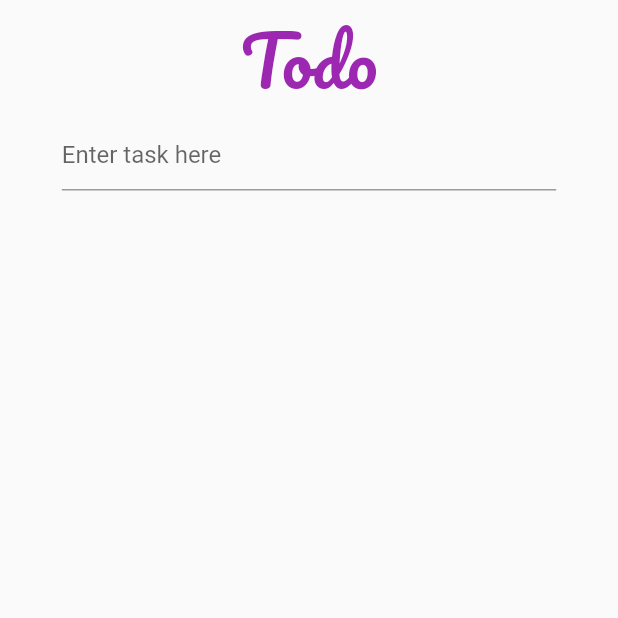
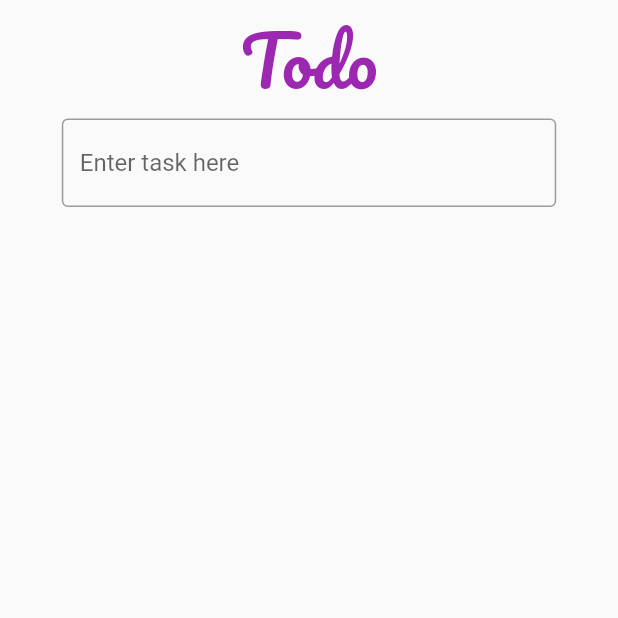
Before and after one commit to rajbahakdanyu/riverpod_cc, a Flutter app: the screen it shows after launch, on a phone screen of 412 x 824 dp, the top half of it. Run offline on Flutter 3.47's test engine with Material 2 defaults, Android fonts, the phone set to English and light mode, and no system bars; our stand-ins replace flutter_riverpod, google_fonts.

Commit message:
Added a textfeild

```diff
--- a/lib/screens/home.dart
+++ b/lib/screens/home.dart
@@ -21,6 +21,11 @@ class HomeScreen extends ConsumerWidget {
                 constraints: BoxConstraints(
                   maxWidth: MediaQuery.of(context).size.width * .8,
                 ),
+                border: const OutlineInputBorder(
+                  borderSide: BorderSide(
+                    color: Colors.purpleAccent,
+                  ),
+                ),
               ),
             ),
           ],
```
